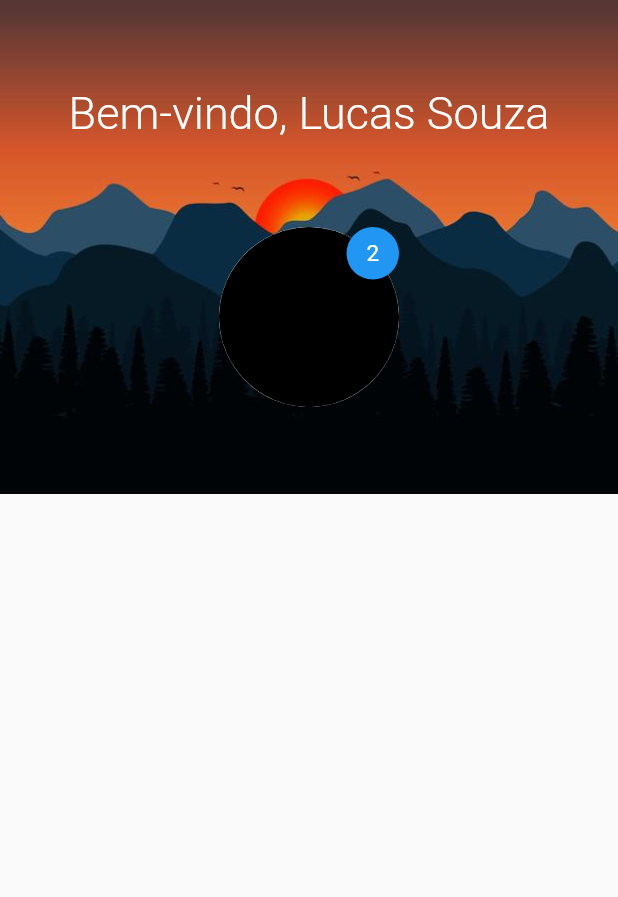
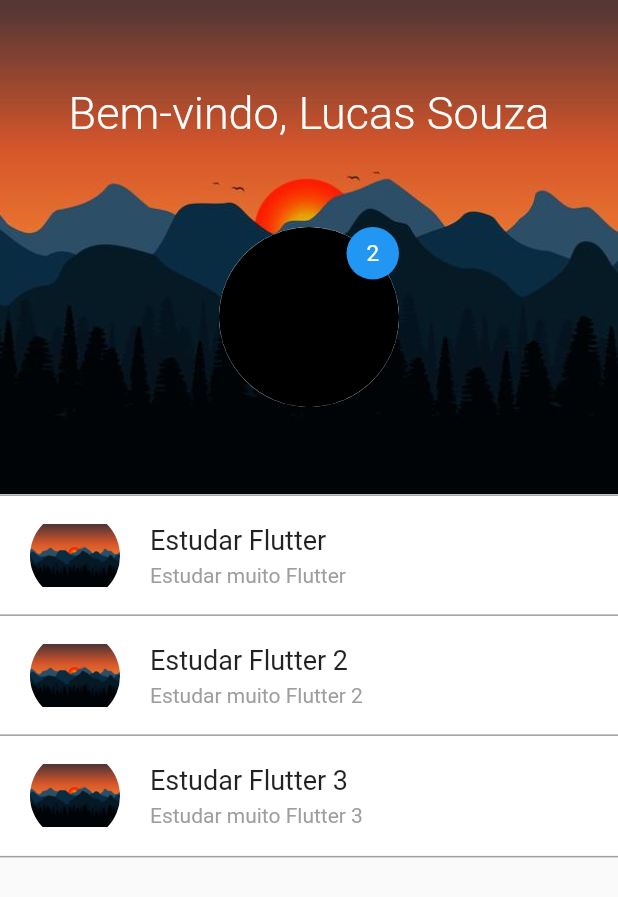
Before and after one commit to lucasdevargassouza/login-screen-flutter, a Flutter app: the screen it shows after launch, on a phone screen of 412 x 824 dp. Shown: the top 897 px of the screen. Run offline on Flutter 3.47's test engine with Material 2 defaults, Android fonts, the light colour scheme and no system bars.

Commit message:
Alimação da lista concluída!

```diff
--- /dev/null
+++ b/lib/pages/home/components/animated_list_view.dart
@@ -0,0 +1,37 @@
+import 'package:flutter/material.dart';
+
+import 'list_data.dart';
+
+class AnimatedListView extends StatelessWidget {
+
+  final Animation<EdgeInsets> listSlidePosition;
+
+  const AnimatedListView({@required this.listSlidePosition});
+
+  @override
+  Widget build(BuildContext context) {
+    return Stack(
+      alignment: Alignment.bottomCenter,
+      children: <Widget>[
+        ListData(
+          title: "Estudar Flutter",
+          subtitle: "Estudar muito Flutter",
+          image: AssetImage("lib/assets/imgs/background_home.jpg"),
+          margin: listSlidePosition.value * 2,
+        ),
+        ListData(
+          title: "Estudar Flutter 2",
+          subtitle: "Estudar muito Flutter 2",
+          image: AssetImage("lib/assets/imgs/background_home.jpg"),
+          margin: listSlidePosition.value * 1,
+        ),
+        ListData(
+          title: "Estudar Flutter 3",
+          subtitle: "Estudar muito Flutter 3",
+          image: AssetImage("lib/assets/imgs/background_home.jpg"),
+          margin: listSlidePosition.value * 0,
+        ),
+      ],
+    );
+  }
+}
--- /dev/null
+++ b/lib/pages/home/components/list_data.dart
@@ -0,0 +1,50 @@
+import 'package:flutter/material.dart';
+
+class ListData extends StatelessWidget {
+  final String title;
+  final String subtitle;
+  final ImageProvider image;
+  final EdgeInsets margin;
+
+  ListData({this.title, this.subtitle, this.image, this.margin});
+
+  @override
+  Widget build(BuildContext context) {
+    return Container(
+      margin: margin,
+      decoration: BoxDecoration(
+          color: Colors.white,
+          border: Border(
+            top: BorderSide(color: Colors.grey, width: 1),
+            bottom: BorderSide(color: Colors.grey, width: 1),
+          )),
+      child: Row(
+        children: <Widget>[
+          Container(
+            margin: EdgeInsets.only(top: 10, bottom: 10, left: 20, right: 20),
+            width: 60,
+            height: 60,
+            decoration: BoxDecoration(
+              shape: BoxShape.circle,
+              image: DecorationImage(image: image),
+            ),
+          ),
+          Column(
+            crossAxisAlignment: CrossAxisAlignment.start,
+            children: <Widget>[
+              Text(
+                title,
+                style: TextStyle(fontSize: 18, fontWeight: FontWeight.w400),
+              ),
+              SizedBox(height: 5),
+              Text(
+                subtitle,
+                style: TextStyle(fontSize: 14, fontWeight: FontWeight.w400, color: Colors.grey),
+              ),
+            ],
+          )
+        ],
+      ),
+    );
+  }
+}
--- a/lib/pages/home/components/stagger_animation.dart
+++ b/lib/pages/home/components/stagger_animation.dart
@@ -1,20 +1,30 @@
 import 'package:flutter/material.dart';
 
+import 'animated_list_view.dart';
 import 'home_top.dart';
 
 class StaggerAnimation extends StatelessWidget {
   final AnimationController controller;
 
   StaggerAnimation({@required this.controller})
-      : containerGrow = CurvedAnimation(parent: controller, curve: Curves.ease);
+      : containerGrow = CurvedAnimation(parent: controller, curve: Curves.ease),
+        listSlidePosition = EdgeInsetsTween(
+          begin: EdgeInsets.only(bottom: 0),
+          end: EdgeInsets.only(bottom: 80),
+        ).animate(CurvedAnimation(
+          parent: controller,
+          curve: Interval(0.325, 0.8, curve: Curves.ease),
+        ));
 
   final Animation<double> containerGrow;
+  final Animation<EdgeInsets> listSlidePosition;
 
   Widget _buildAnimation(BuildContext context, Widget child) {
     return ListView(
       padding: EdgeInsets.zero,
       children: <Widget>[
         HomeTop(containerGrow: containerGrow),
+        AnimatedListView(listSlidePosition: listSlidePosition),
       ],
     );
   }
```
